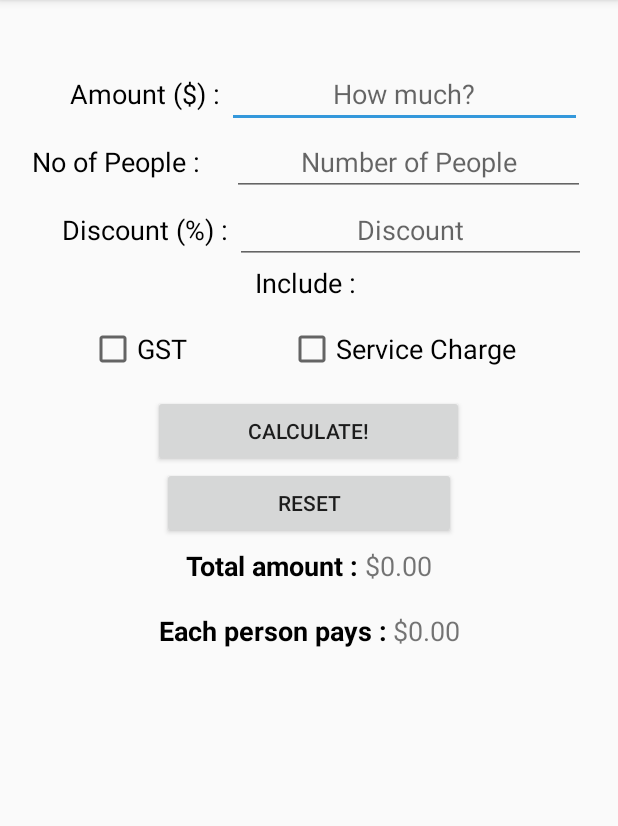
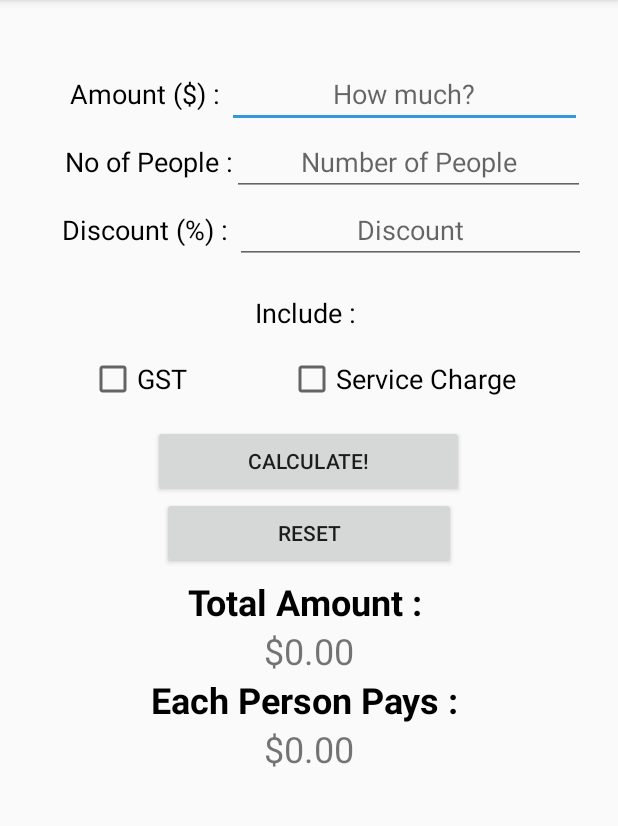
Before and after one commit to ImanRizal99/BillPlease_P03, an Android app: the screen it shows after launch (MainActivity), on a phone screen of 412 x 824 dp, the part 84-910 px from its top. Run offline under Robolectric (Android 15) with nearby library versions, the phone set to English and light mode, and no system bars.

Commit message:
Finish problem statement and enhancement

```diff
--- a/app/src/main/res/layout/activity_main.xml
+++ b/app/src/main/res/layout/activity_main.xml
@@ -59,6 +59,7 @@
             android:layout_width="wrap_content"
             android:layout_height="38dp"
             android:layout_weight="1"
+            android:gravity="right"
             android:text="No of People :"
             android:textColor="@android:color/black"
             android:textSize="18sp" />
@@ -100,14 +101,14 @@
             android:textSize="18sp" />
 
         <EditText
-            android:id="@+id/editText6"
+            android:id="@+id/discountText"
             android:layout_width="wrap_content"
             android:layout_height="wrap_content"
             android:layout_weight="1"
             android:ems="10"
             android:gravity="center"
-            android:hint="Discount"
-            android:inputType="textPersonName" />
+            android:hint="@string/Discount"
+            android:inputType="number" />
 
         <Space
             android:layout_width="wrap_content"
@@ -118,6 +119,7 @@
     <LinearLayout
         android:layout_width="match_parent"
         android:layout_height="26dp"
+        android:layout_marginTop="20dp"
         android:orientation="horizontal">
 
         <Space
@@ -233,8 +235,62 @@
 
     <LinearLayout
         android:layout_width="match_parent"
-        android:layout_height="43dp"
+        android:layout_height="wrap_content"
         android:layout_marginTop="5dp"
+        android:orientation="vertical">
+
+        <TextView
+            android:id="@+id/textView9"
+            android:layout_width="match_parent"
+            android:layout_height="wrap_content"
+            android:layout_weight="1"
+            android:gravity="center"
+            android:text="Total Amount : "
+            android:textColor="@android:color/black"
+            android:textSize="24sp"
+            android:textStyle="bold" />
+
+        <TextView
+            android:id="@+id/totalText"
+            android:layout_width="match_parent"
+            android:layout_height="wrap_content"
+            android:layout_weight="1"
+            android:gravity="center"
+            android:text="$0.00"
+            android:textSize="24sp" />
+
+    </LinearLayout>
+
+    <LinearLayout
+        android:layout_width="match_parent"
+        android:layout_height="wrap_content"
+        android:orientation="vertical">
+
+        <TextView
+            android:id="@+id/textView7"
+            android:layout_width="match_parent"
+            android:layout_height="wrap_content"
+            android:layout_weight="1"
+            android:gravity="center|center_horizontal"
+            android:text="Each Person Pays : "
+            android:textColor="@android:color/black"
+            android:textSize="24sp"
+            android:textStyle="bold" />
+
+        <TextView
+            android:id="@+id/eachText"
+            android:layout_width="match_parent"
+            android:layout_height="wrap_content"
+            android:layout_weight="1"
+            android:gravity="center"
+            android:text="$0.00"
+            android:textSize="24sp" />
+
+    </LinearLayout>
+
+    <LinearLayout
+        android:layout_width="match_parent"
+        android:layout_height="wrap_content"
         android:orientation="horizontal">
 
         <Space
@@ -243,58 +299,15 @@
             android:layout_weight="1" />
 
         <TextView
-            android:id="@+id/textView9"
+            android:id="@+id/errorText"
             android:layout_width="wrap_content"
             android:layout_height="wrap_content"
+            android:layout_marginTop="20dp"
             android:layout_weight="1"
-            android:gravity="right"
-            android:text="Total amount : "
-            android:textColor="@android:color/black"
+            android:gravity="center"
+            android:textColor="@android:color/holo_red_dark"
             android:textSize="18sp"
             android:textStyle="bold" />
-
-        <TextView
-            android:id="@+id/totalText"
-            android:layout_width="wrap_content"
-            android:layout_height="wrap_content"
-            android:layout_weight="1"
-            android:text="$0.00"
-            android:textSize="18sp" />
-
-        <Space
-            android:layout_width="wrap_content"
-            android:layout_height="wrap_content"
-            android:layout_weight="1" />
-    </LinearLayout>
-
-    <LinearLayout
-        android:layout_width="match_parent"
-        android:layout_height="25dp"
-        android:orientation="horizontal">
-
-        <Space
-            android:layout_width="wrap_content"
-            android:layout_height="wrap_content"
-            android:layout_weight="1" />
-
-        <TextView
-            android:id="@+id/textView7"
-            android:layout_width="wrap_content"
-            android:layout_height="wrap_content"
-            android:layout_weight="1"
-            android:gravity="right"
-            android:text="Each person pays : "
-            android:textColor="@android:color/black"
-            android:textSize="18sp"
-            android:textStyle="bold" />
-
-        <TextView
-            android:id="@+id/eachText"
-            android:layout_width="wrap_content"
-            android:layout_height="wrap_content"
-            android:layout_weight="1"
-            android:text="$0.00"
-            android:textSize="18sp" />
 
         <Space
             android:layout_width="wrap_content"
--- a/app/src/main/res/values/strings.xml
+++ b/app/src/main/res/values/strings.xml
@@ -2,4 +2,5 @@
     <string name="app_name">Bill Please</string>
     <string name="amount">How much?</string>
     <string name="noPeople">Number of People</string>
+    <string name="Discount">Discount</string>
 </resources>
```
Also changed, not shown: app/src/main/java/c346/rp/edu/sg/MainActivity.java (+41 -18 lines).
